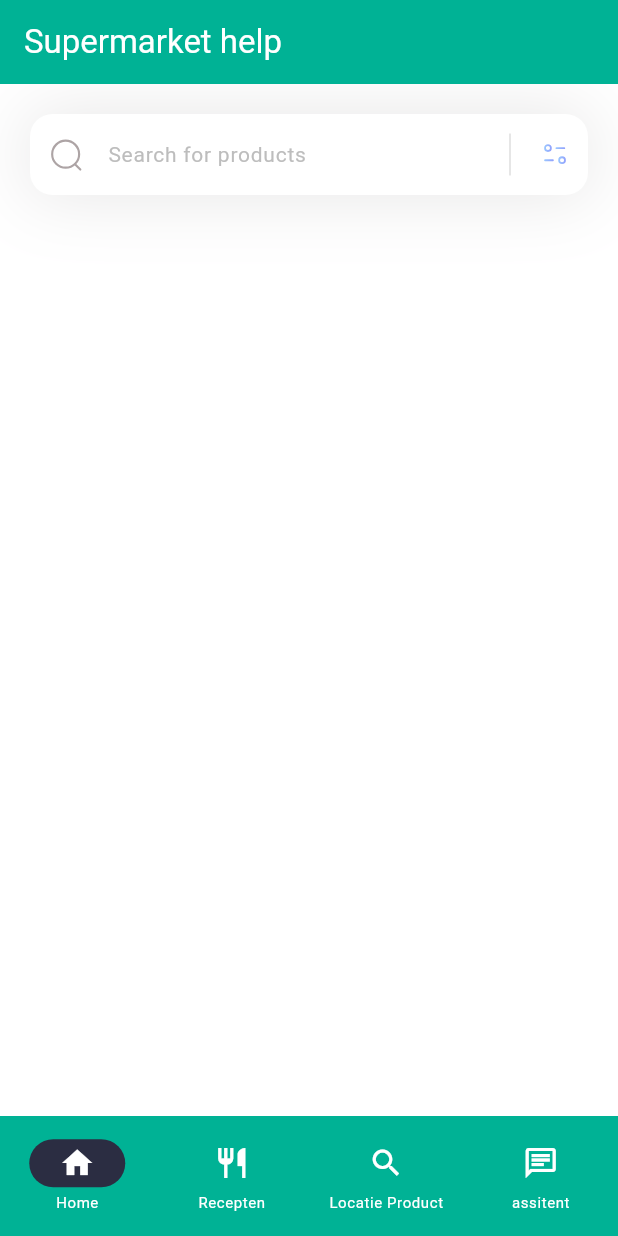
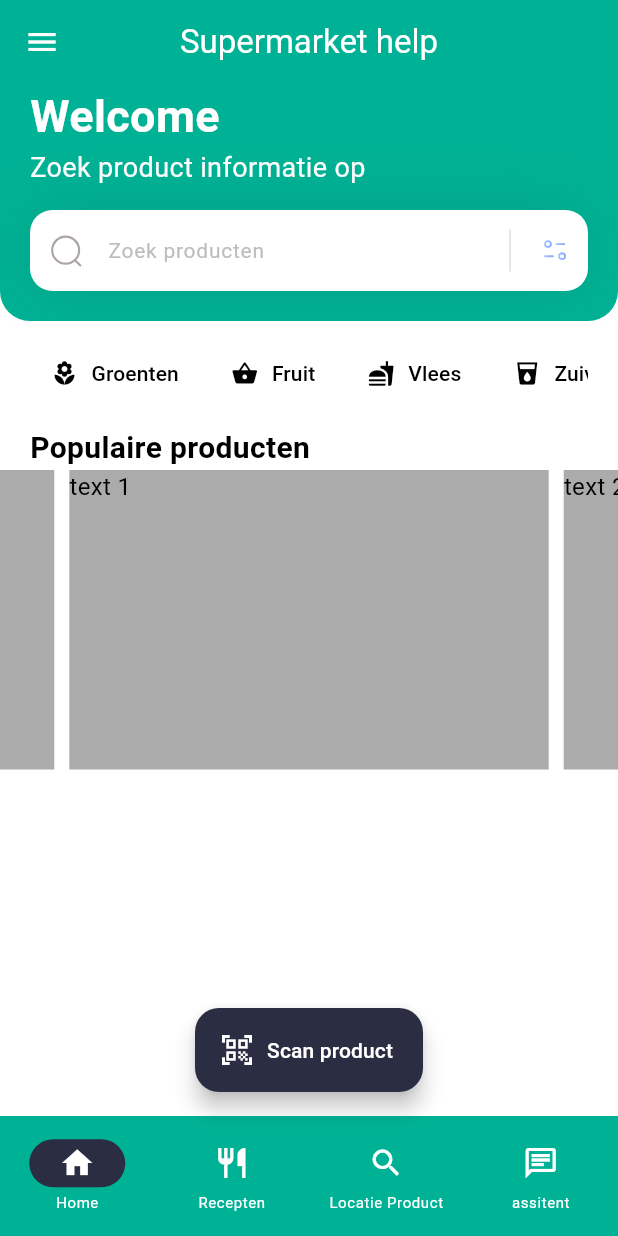
Before and after one commit to Zhantie/storeHelper, a Flutter app: the screen it shows after launch, on a phone screen of 412 x 824 dp. Run offline on Flutter 3.47's test engine with Material 3 defaults, Android fonts, the phone set to English and light mode, and no system bars; drawn by our look-alikes of carousel_slider; our stand-ins replace camera, dash_chat_2, flutter_dotenv, flutter_svg, get, permission_handler; missing offline and left inert: chat_gpt_sdk, flutter_tflite, openfoodfacts.

Commit message:
edit homescreen and added chips, product_carousel and floatingActionButton

```diff
--- a/fitness/lib/main.dart
+++ b/fitness/lib/main.dart
@@ -8,6 +8,7 @@ import 'package:flutter_dotenv/flutter_dotenv.dart';
 
 Future<void> main() async {
   await dotenv.load(fileName: ".env");
+
   runApp(const MyApp());
 }
 
--- /dev/null
+++ b/fitness/lib/repository/get_product.dart
@@ -0,0 +1,19 @@
+import 'dart:async';
+import 'package:openfoodfacts/openfoodfacts.dart';
+
+Future<Product?> getProduct(String barcode, {OpenFoodFactsLanguage language = OpenFoodFactsLanguage.DUTCH}) async {
+  final ProductQueryConfiguration configuration = ProductQueryConfiguration(
+    barcode,
+    language: language,
+    fields: [ProductField.ALL],
+    version: ProductQueryVersion.v3,
+  );
+  final ProductResultV3 result =
+      await OpenFoodAPIClient.getProductV3(configuration);
+
+  if (result.status == ProductResultV3.statusSuccess) {
+    return result.product;
+  } else {
+    return null;
+  }
+}
--- a/fitness/lib/scaffolds/base_scaffold.dart
+++ b/fitness/lib/scaffolds/base_scaffold.dart
@@ -1,13 +1,21 @@
-import 'package:fitness/navbar/navbar.dart';
+import 'package:fitness/widgets/navbar/navbar.dart';
 import 'package:flutter/material.dart';
 
 class BaseScaffold extends StatefulWidget {
-  const BaseScaffold(
-      {super.key, required this.body, this.appBar, this.showNavbar = true, });
+  const BaseScaffold({
+    Key? key,
+    required this.body,
+    this.appBar,
+    this.showNavbar = true,
+    this.floatingActionButton,
+    this.floatingActionButtonLocation, // Voeg deze regel toe
+  }) : super(key: key);
 
   final Widget body;
   final AppBar? appBar;
   final bool showNavbar;
+  final FloatingActionButton? floatingActionButton;
+  final FloatingActionButtonLocation? floatingActionButtonLocation; // Voeg deze regel toe
 
   @override
   State<BaseScaffold> createState() => _BaseScaffoldState();
@@ -34,12 +42,17 @@ class _BaseScaffoldState extends State<BaseScaffold> {
       extendBody: true,
       appBar: widget.appBar,
       body: widget.body,
-      bottomNavigationBar: widget.showNavbar ? Hero(
-        tag: "navbar",
-        child: Navbar(
-          currentRoute: _currentRoute,
-        ),
-      ) : null,
+      floatingActionButton: widget.floatingActionButton,
+      floatingActionButtonLocation: widget.floatingActionButtonLocation,
+      resizeToAvoidBottomInset: false,
+      bottomNavigationBar: widget.showNavbar
+          ? Hero(
+              tag: "navbar",
+              child: Navbar(
+                currentRoute: _currentRoute,
+              ),
+            )
+          : null,
     );
   }
 }
--- a/fitness/lib/screens/home_screen.dart
+++ b/fitness/lib/screens/home_screen.dart
@@ -1,16 +1,34 @@
 import 'package:fitness/scaffolds/base_scaffold.dart';
 import 'package:fitness/screens/chat_screen.dart';
 import 'package:fitness/views/camera_view.dart';
+import 'package:fitness/widgets/carousel/product_carousel.dart';
+import 'package:fitness/widgets/chips/category_chips.dart';
+import 'package:fitness/widgets/searchfield.dart';
 import 'package:flutter/material.dart';
 import 'package:flutter_svg/flutter_svg.dart';
 import 'package:flutter_svg/svg.dart';
 
-class HomeScreen extends StatelessWidget {
-  const HomeScreen ({super.key});
+class HomeScreen extends StatefulWidget {
+  const HomeScreen({super.key});
 
+  @override
+  State<HomeScreen> createState() => _HomeScreenState();
+}
+
+class _HomeScreenState extends State<HomeScreen> {
   @override
   Widget build(BuildContext context) {
     return BaseScaffold(
+      floatingActionButton: FloatingActionButton.extended(
+        onPressed: () {
+          // Add your onPressed code here!
+        },
+        label: const Text('Scan product'),
+        icon: const Icon(Icons.qr_code_scanner),
+        backgroundColor: Theme.of(context).colorScheme.secondary,
+        foregroundColor: Theme.of(context).colorScheme.surface,
+      ),
+      floatingActionButtonLocation: FloatingActionButtonLocation.centerFloat,
       appBar: AppBar(
         backgroundColor: Theme.of(context).primaryColor,
         title: const Text(
@@ -19,118 +37,83 @@ class HomeScreen extends StatelessWidget {
             color: Colors.white,
           ),
         ),
+        leading: IconButton(
+          icon: const Icon(Icons.menu),
+          onPressed: () {},
+          color: Colors.white,
+        ),
+        centerTitle: true,
       ),
       body: Column(
-        crossAxisAlignment: CrossAxisAlignment.start,
         children: [
-          _searchField(),
-          const SizedBox(
-            height: 20,
+          Container(
+            child: Container(
+              decoration: BoxDecoration(
+                color: Theme.of(context).colorScheme.primary,
+                borderRadius: const BorderRadius.only(
+                  bottomLeft: Radius.circular(20),
+                  bottomRight: Radius.circular(20),
+                ),
+              ),
+              padding: const EdgeInsets.only(
+                left: 20.0,
+                right: 20.0,
+                bottom: 20.0,
+              ),
+              child: Column(
+                crossAxisAlignment: CrossAxisAlignment.start,
+                children: [
+                  Text(
+                    'Welcome',
+                    style: TextStyle(
+                      fontSize: 30,
+                      fontWeight: FontWeight.bold,
+                      color: Theme.of(context).colorScheme.surface,
+                    ),
+                  ),
+                  Text(
+                    'Zoek product informatie op',
+                    style: TextStyle(
+                      fontSize: 18.0,
+                      color: Theme.of(context).colorScheme.surface,
+                    ),
+                  ),
+                  const Searchfield(),
+                ],
+              ),
+            ),
+          ),
+          Expanded(
+            child: Container(
+              alignment: Alignment.topCenter,
+              color: Theme.of(context).colorScheme.surface,
+              child: const Column(
+                crossAxisAlignment: CrossAxisAlignment.start,
+                children: [
+                  Padding(
+                    padding:
+                        EdgeInsets.symmetric(horizontal: 20.0, vertical: 10.0),
+                    child: CategoryChips(),
+                  ),
+                  Padding(
+                    padding: EdgeInsets.symmetric(
+                      horizontal: 20.0,
+                    ),
+                    child: Text(
+                      'Populaire producten',
+                      style: TextStyle(
+                        fontSize: 20,
+                        fontWeight: FontWeight.bold,
+                      ),
+                    ),
+                  ),
+                  ProductCarousel(),
+                ],
+              ),
+            ),
           ),
         ],
       ),
     );
   }
-
-  Container _searchField() {
-    return Container(
-      margin: const EdgeInsets.only(left: 20, right: 20, top: 20),
-      decoration: BoxDecoration(
-        boxShadow: [
-          BoxShadow(
-            color: const Color(0xff1d1617).withOpacity(0.11),
-            blurRadius: 40,
-            spreadRadius: 0.0,
-          ),
-        ],
-      ),
-      child: TextField(
-        decoration: InputDecoration(
-          filled: true,
-          fillColor: Colors.white,
-          hintText: 'Search for products',
-          hintStyle: TextStyle(
-            color: Colors.grey[400],
-            fontSize: 14,
-          ),
-          contentPadding: const EdgeInsets.all(15),
-          prefixIcon: Padding(
-            padding: const EdgeInsets.all(12),
-            child: SvgPicture.asset('assets/icons/Search.svg'),
-          ),
-          suffixIcon: SizedBox(
-            width: 100,
-            child: IntrinsicHeight(
-              child: Row(
-                mainAxisAlignment: MainAxisAlignment.end,
-                children: [
-                  VerticalDivider(
-                    color: Colors.grey[400],
-                    thickness: 0.5,
-                    indent: 10,
-                    endIndent: 10,
-                  ),
-                  Padding(
-                    padding: const EdgeInsets.all(12),
-                    child: SvgPicture.asset('assets/icons/Filter.svg'),
-                  ),
-                ],
-              ),
-            ),
-          ),
-          border: const OutlineInputBorder(
-            borderRadius: BorderRadius.all(Radius.circular(15)),
-            borderSide: BorderSide.none,
-          ),
-        ),
-      ),
-    );
-  }
-
-  AppBar appBar() {
-    return AppBar(
-      title: const Text(
-        'Supermarket help',
-        style: TextStyle(
-          color: Colors.black,
-          fontSize: 18,
-          fontWeight: FontWeight.bold,
-        ),
-      ),
-      backgroundColor: Colors.white,
-      elevation: 0,
-      centerTitle: true,
-      leading: GestureDetector(
-        onTap: () {},
-        child: Container(
-          margin: const EdgeInsets.all(10),
-          alignment: Alignment.center,
-          decoration: BoxDecoration(
-            color: const Color(0xFFF5F5F7),
-            borderRadius: BorderRadius.circular(10),
-          ),
-          child: SvgPicture.asset('assets/icons/Arrow - Left 2.svg'),
-        ),
-      ),
-      actions: [
-        GestureDetector(
-          onTap: () {},
-          child: Container(
-            margin: const EdgeInsets.all(10),
-            width: 37,
-            alignment: Alignment.center,
-            decoration: BoxDecoration(
-              color: const Color(0xFFF5F5F7),
-              borderRadius: BorderRadius.circular(10),
-            ),
-            child: SvgPicture.asset(
-              'assets/icons/dots.svg',
-              height: 5,
-              width: 5,
-            ),
-          ),
-        ),
-      ],
-    );
-  }
 }
--- /dev/null
+++ b/fitness/lib/widgets/carousel/product_carousel.dart
@@ -0,0 +1,33 @@
+import 'package:flutter/material.dart';
+import 'package:carousel_slider/carousel_slider.dart';
+
+class ProductCarousel extends StatelessWidget {
+  const ProductCarousel({Key? key}) : super(key: key);
+
+  @override
+  Widget build(BuildContext context) {
+    return CarouselSlider(
+      options: CarouselOptions(
+        height: 200.0,
+        autoPlay: true,
+      ),
+      items: [1, 2, 3, 4, 5].map((i) {
+        return Builder(
+          builder: (BuildContext context) {
+            return Container(
+                width: MediaQuery.of(context).size.width,
+                margin: EdgeInsets.symmetric(horizontal: 5.0),
+                decoration: BoxDecoration(
+                    color: const Color.fromARGB(255, 171, 171, 171)),
+                child: Text(
+                  'text $i',
+                  style: TextStyle(
+                    fontSize: 16.0,
+                  ),
+                ));
+          },
+        );
+      }).toList(),
+    );
+  }
+}
--- /dev/null
+++ b/fitness/lib/widgets/chips/category_chips.dart
@@ -0,0 +1,78 @@
+import 'package:flutter/material.dart';
+
+class CategoryChips extends StatefulWidget {
+  const CategoryChips({Key? key}) : super(key: key);
+
+  @override
+  _CategoryChipsState createState() => _CategoryChipsState();
+}
+
+class _CategoryChipsState extends State<CategoryChips> {
+  final List<String> _categories = [
+    'Groenten',
+    'Fruit',
+    'Vlees',
+    'Zuivel',
+    'Bakkerij',
+    'Dranken',
+  ];
+
+  final Map<String, IconData> _categoryIcons = {
+    'Groenten': Icons.local_florist,
+    'Fruit': Icons.shopping_basket,
+    'Vlees': Icons.fastfood,
+    'Zuivel': Icons.local_drink,
+    'Bakkerij': Icons.bakery_dining,
+    'Dranken': Icons.local_bar,
+  };
+
+  List<String> _selectedCategories = [];
+
+  @override
+  Widget build(BuildContext context) {
+    return SizedBox(
+      height: 50.0,
+      child: ListView(
+        scrollDirection: Axis.horizontal,
+        children: _categories.map((String category) {
+          return Padding(
+            padding: const EdgeInsets.all(4.0),
+            child: FilterChip(
+              elevation: 4.0,
+              showCheckmark: false,
+              shape: RoundedRectangleBorder(
+                side: BorderSide(color: Colors.transparent),
+                borderRadius: BorderRadius.circular(4.0),
+              ),
+              selectedColor: Theme.of(context).colorScheme.secondary,
+              label: Text(
+                category,
+                style: TextStyle(
+                  color: _selectedCategories.contains(category)
+                      ? Colors.white
+                      : Colors.black,
+                ),
+              ),
+              avatar: Icon(
+                _categoryIcons[category],
+                color: _selectedCategories.contains(category)
+                    ? Colors.white
+                    : Colors.black,
+              ),
+              selected: _selectedCategories.contains(category),
+              onSelected: (bool selected) {
+                setState(() {
+                  if (selected) {
+                    _selectedCategories.add(category);
+                  } else {
+                    _selectedCategories.remove(category);
+                  }
+                });
+              },
+            ),
+          );
+        }).toList(),
+      ),
+    );
+  }
+}
--- /dev/null
+++ b/fitness/lib/widgets/searchfield.dart
@@ -0,0 +1,63 @@
+import 'package:flutter/material.dart';
+import 'package:flutter_svg/flutter_svg.dart';
+import 'package:flutter_svg/svg.dart';
+
+class Searchfield extends StatelessWidget {
+  const Searchfield({super.key});
+
+  @override
+  Widget build(BuildContext context) {
+    return Container(
+      margin: const EdgeInsets.only(top: 15),
+      decoration: BoxDecoration(
+        boxShadow: [
+          BoxShadow(
+            color: const Color(0xff1d1617).withOpacity(0.11),
+            blurRadius: 40,
+            spreadRadius: 0.0,
+          ),
+        ],
+      ),
+      child: TextField(
+        decoration: InputDecoration(
+          filled: true,
+          fillColor: Colors.white,
+          hintText: 'Zoek producten',
+          hintStyle: TextStyle(
+            color: Colors.grey[400],
+            fontSize: 14,
+          ),
+          contentPadding: const EdgeInsets.all(15),
+          prefixIcon: Padding(
+            padding: const EdgeInsets.all(12),
+            child: SvgPicture.asset('assets/icons/Search.svg'),
+          ),
+          suffixIcon: SizedBox(
+            width: 100,
+            child: IntrinsicHeight(
+              child: Row(
+                mainAxisAlignment: MainAxisAlignment.end,
+                children: [
+                  VerticalDivider(
+                    color: Colors.grey[400],
+                    thickness: 0.5,
+                    indent: 10,
+                    endIndent: 10,
+                  ),
+                  Padding(
+                    padding: const EdgeInsets.all(12),
+                    child: SvgPicture.asset('assets/icons/Filter.svg'),
+                  ),
+                ],
+              ),
+            ),
+          ),
+          border: const OutlineInputBorder(
+            borderRadius: BorderRadius.all(Radius.circular(15)),
+            borderSide: BorderSide.none,
+          ),
+        ),
+      ),
+    );
+  }
+}
--- a/fitness/pubspec.yaml
+++ b/fitness/pubspec.yaml
@@ -24,6 +24,8 @@ dependencies:
   dash_chat_2: ^0.0.20
   chat_gpt_sdk: ^3.0.4
   flutter_dotenv:
+  carousel_slider: ^4.2.1
+  openfoodfacts: ^3.8.0
 
 dev_dependencies:
   flutter_test:
```
Also changed, not shown: fitness/lib/widgets/navbar/navbar.dart (renamed from fitness/lib/navbar/navbar.dart), fitness/pubspec.lock.
